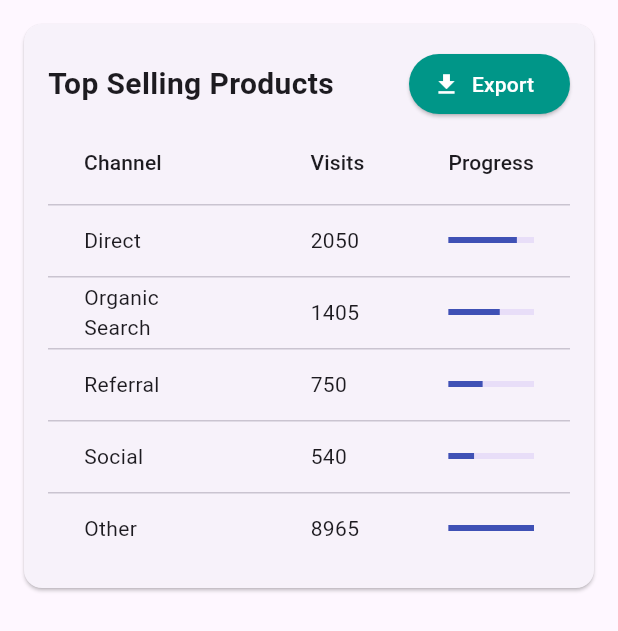
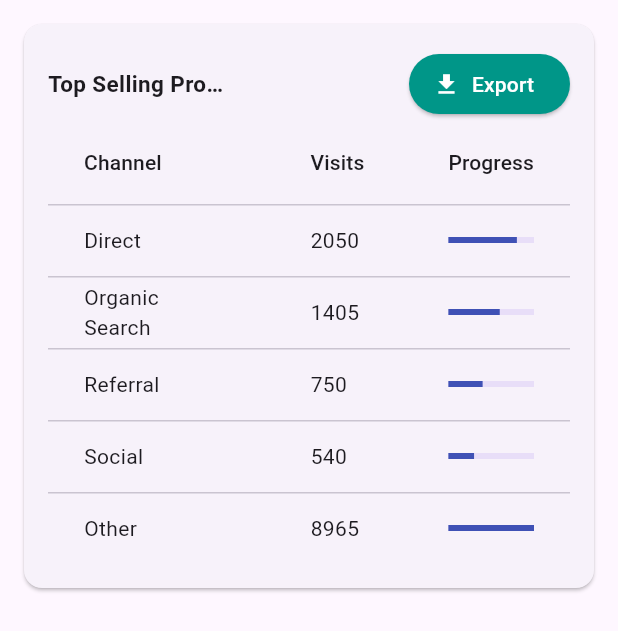
Before and after one commit to Sarthak-source/flutter-web-dashboard, a Flutter app: the DataTableWidget widget shown alone on an empty page, opened directly, on a phone screen of 412 x 824 dp. Shown: the top 631 px of the screen. Run offline on Flutter 3.47's test engine with Material 3 defaults, Android fonts, the light colour scheme and no system bars; our stand-ins replace syncfusion_flutter_charts, syncfusion_flutter_gauges; missing offline and left inert: syncfusion_flutter_maps; network calls fail; statements that could not run were skipped.

Commit message:
resposiveness fix

```diff
--- a/lib/component/data_table.dart
+++ b/lib/component/data_table.dart
@@ -8,6 +8,12 @@ class DataTableWidget extends StatelessWidget {
 
   @override
   Widget build(BuildContext context) {
+    return LayoutBuilder(builder: (context, constraints) {
+      double fontSize = constraints.maxWidth > 1200
+          ? 20
+          : constraints.maxWidth > 600
+              ? 16
+              : 15;
       return Card(
         margin: const EdgeInsets.all(16.0),
         child: Padding(
@@ -18,10 +24,13 @@ class DataTableWidget extends StatelessWidget {
               children: [
                 Row(
                   children: [
-                  Text(
+                    Expanded(
+                      child: Text(
                         title,
-                    style: const TextStyle(
-                        fontSize: 20, fontWeight: FontWeight.bold),
+
+                        style: TextStyle(
+                            fontSize: fontSize, fontWeight: FontWeight.bold,overflow: TextOverflow.ellipsis),
+                      ),
                     ),
                     const Spacer(),
                     ElevatedButton.icon(
@@ -29,7 +38,10 @@ class DataTableWidget extends StatelessWidget {
                         // Add your export functionality here
                       },
                       icon: const Icon(Icons.download, color: Colors.white),
-                    label: const Text('Export',style: TextStyle(color: Colors.white),),
+                      label: const Text(
+                        'Export',
+                        style: TextStyle(color: Colors.white),
+                      ),
                       style: ElevatedButton.styleFrom(
                         backgroundColor: Colors.teal,
                       ),
@@ -62,5 +74,6 @@ class DataTableWidget extends StatelessWidget {
           ),
         ),
       );
+    });
   }
 }
--- a/lib/component/date_picker.dart
+++ b/lib/component/date_picker.dart
@@ -4,10 +4,10 @@ class DatePickerWidget extends StatefulWidget {
   const DatePickerWidget({super.key});
 
   @override
-  _DatePickerWidgetState createState() => _DatePickerWidgetState();
+  DatePickerWidgetState createState() => DatePickerWidgetState();
 }
 
-class _DatePickerWidgetState extends State<DatePickerWidget> {
+class DatePickerWidgetState extends State<DatePickerWidget> {
   DateTime selectedDate = DateTime.now();
 
   Future<void> _selectDate(BuildContext context) async {
```
Also changed, not shown: lib/views/dashboard.dart (+62 -19 lines). Lines whose indentation alone changed are shown as unchanged.
